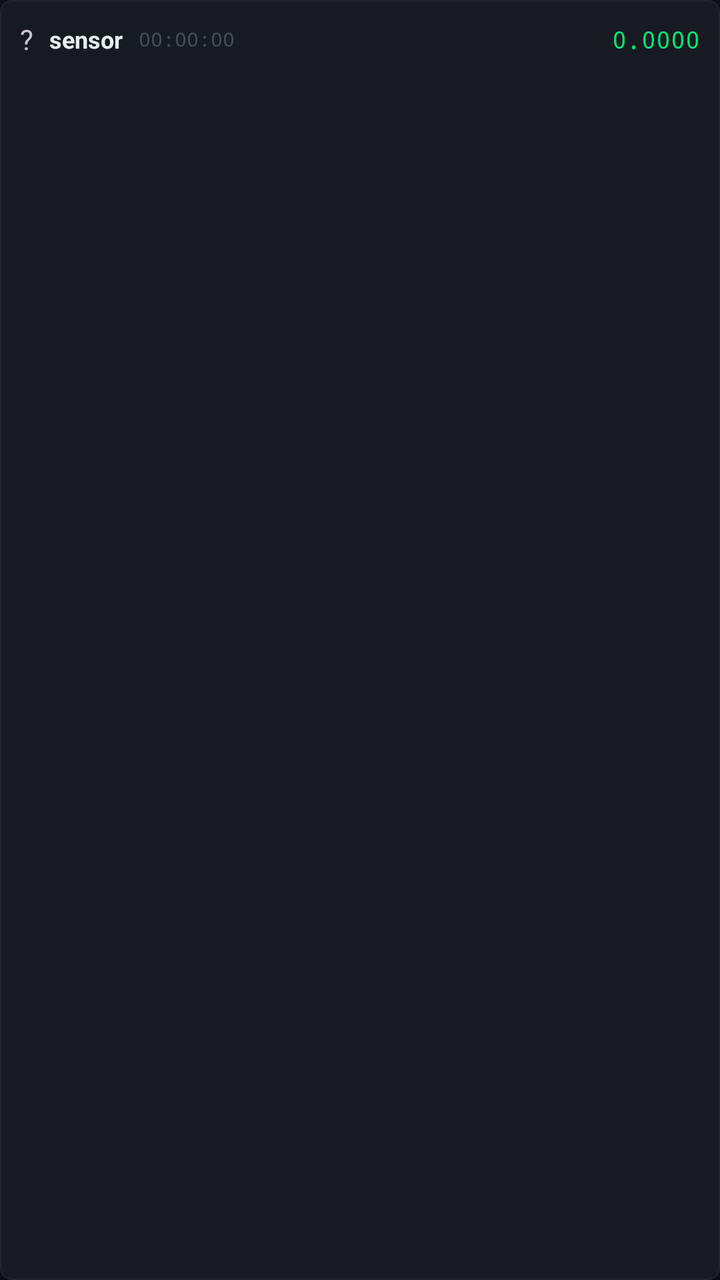
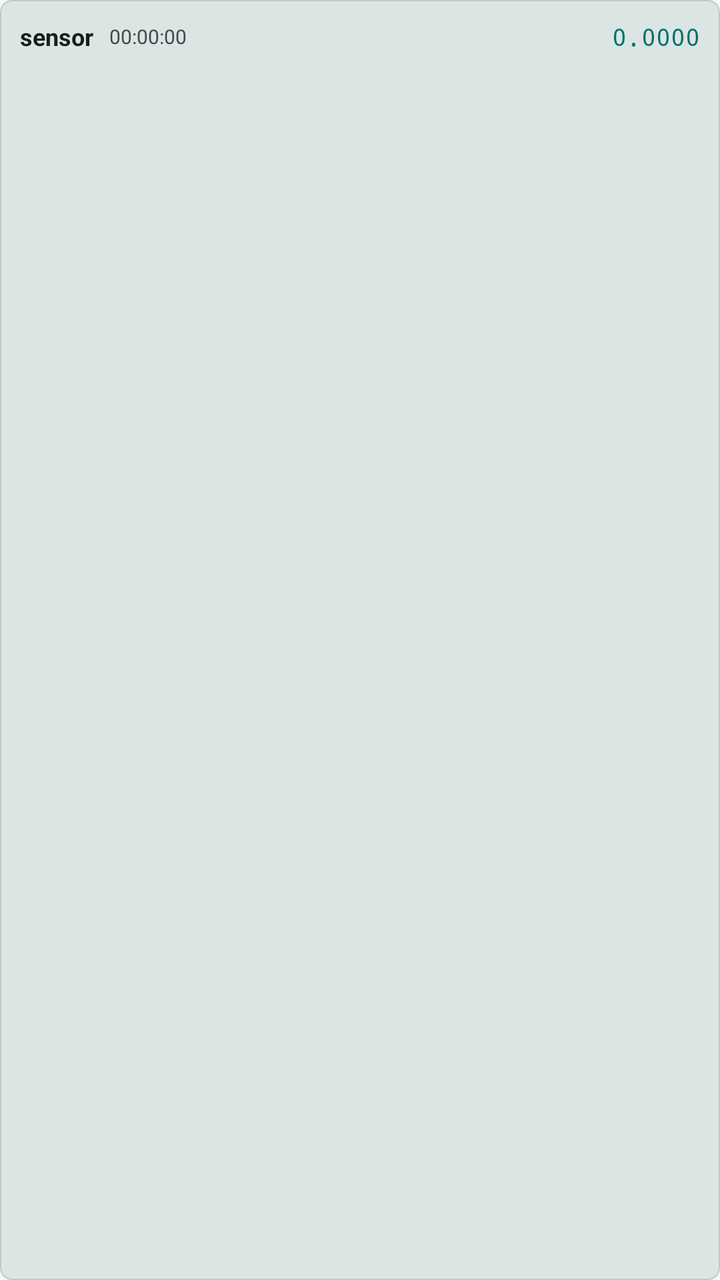

An Android layout rendered at two revisions. The XML below is the earlier revision; the diff shows what the commit changed to produce the second picture.
<!-- AndroidManifest.xml: application theme Theme.TRACE -->
<!-- res/layout/item_sensor_log.xml -->
<?xml version="1.0" encoding="utf-8"?>
<com.google.android.material.card.MaterialCardView
    xmlns:android="http://schemas.android.com/apk/res/android"
    xmlns:app="http://schemas.android.com/apk/res-auto"
    android:layout_width="match_parent"
    android:layout_height="wrap_content"
    android:layout_marginStart="12dp"
    android:layout_marginEnd="12dp"
    android:layout_marginTop="2dp"
    android:layout_marginBottom="2dp"
    app:cardBackgroundColor="?attr/colorSurfaceVariant"
    app:cardCornerRadius="6dp"
    app:cardElevation="1dp"
    app:strokeColor="?attr/colorOutlineVariant"
    app:strokeWidth="0.5dp">

    <LinearLayout
        android:layout_width="match_parent"
        android:layout_height="wrap_content"
        android:orientation="horizontal"
        android:padding="10dp"
        android:gravity="center_vertical">

        
        <TextView
            android:id="@+id/tvIcon"
            android:layout_width="wrap_content"
            android:layout_height="wrap_content"
            android:textSize="14sp"
            android:layout_marginEnd="8dp"
            android:text="?" />

        
        <LinearLayout
            android:layout_width="0dp"
            android:layout_height="wrap_content"
            android:layout_weight="1"
            android:orientation="vertical">

            <LinearLayout
                android:layout_width="match_parent"
                android:layout_height="wrap_content"
                android:orientation="horizontal"
                android:gravity="center_vertical">

                <TextView
                    android:id="@+id/tvSource"
                    android:layout_width="wrap_content"
                    android:layout_height="wrap_content"
                    android:textColor="?attr/colorOnSurface"
                    android:textSize="12sp"
                    android:textStyle="bold"
                    android:text="sensor" />

                <TextView
                    android:id="@+id/tvTimestamp"
                    android:layout_width="wrap_content"
                    android:layout_height="wrap_content"
                    android:textColor="@color/trace_text_hint"
                    android:textSize="10sp"
                    android:fontFamily="monospace"
                    android:layout_marginStart="8dp"
                    android:text="00:00:00" />

            </LinearLayout>

        </LinearLayout>

        
        <TextView
            android:id="@+id/tvValue"
            android:layout_width="wrap_content"
            android:layout_height="wrap_content"
            android:textColor="?attr/colorPrimary"
            android:textSize="12sp"
            android:fontFamily="monospace"
            android:text="0.0000" />

    </LinearLayout>

</com.google.android.material.card.MaterialCardView>
<!-- resources referenced by this layout -->
<resources>
  <color name="trace_text_hint">#484F58</color>
  <style name="Theme.TRACE" parent="Theme.Material3.Dark.NoActionBar">
  
          
          <item name="colorPrimary">@color/trace_primary</item>
          <item name="colorOnPrimary">@color/trace_on_primary</item>
          <item name="colorPrimaryContainer">@color/trace_primary_container</item>
          <item name="colorOnPrimaryContainer">@color/trace_on_primary_container</item>
          <item name="colorSecondary">@color/trace_secondary</item>
          <item name="colorOnSecondary">@color/trace_on_secondary</item>
          <item name="colorSecondaryContainer">@color/trace_secondary_container</item>
          <item name="colorOnSecondaryContainer">@color/trace_on_secondary_container</item>
          <item name="colorTertiary">@color/trace_tertiary</item>
          <item name="colorOnTertiary">@color/trace_on_tertiary</item>
          <item name="colorTertiaryContainer">@color/trace_tertiary_container</item>
          <item name="colorOnTertiaryContainer">@color/trace_on_tertiary_container</item>
          <item name="colorError">@color/trace_error</item>
          <item name="colorOnError">@color/trace_on_error</item>
          <item name="colorErrorContainer">@color/trace_error_container</item>
          <item name="colorOnErrorContainer">@color/trace_on_error_container</item>
  
          
          <item name="colorSurface">@color/trace_surface</item>
          <item name="colorOnSurface">@color/trace_on_surface</item>
          <item name="colorSurfaceVariant">@color/trace_surface_variant</item>
          <item name="colorOnSurfaceVariant">@color/trace_on_surface_variant</item>
          <item name="colorSurfaceInverse">@color/trace_inverse_surface</item>
          <item name="colorOnSurfaceInverse">@color/trace_inverse_on_surface</item>
          <item name="colorPrimaryInverse">@color/trace_inverse_primary</item>
          <item name="colorOutline">@color/trace_outline</item>
          <item name="colorOutlineVariant">@color/trace_outline_variant</item>
          <item name="colorOnBackground">@color/trace_on_surface</item>
          <item name="android:colorBackground">@color/trace_surface</item>
          <item name="android:windowBackground">@color/trace_surface</item>
          <item name="android:statusBarColor">@color/trace_surface</item>
          <item name="android:navigationBarColor">@color/trace_surface</item>
      </style>
  <color name="trace_primary">#00E676</color>
  <color name="trace_on_primary">#000000</color>
  <color name="trace_primary_container">#00401F</color>
  <color name="trace_on_primary_container">#6CFFA5</color>
  <color name="trace_secondary">#58A6FF</color>
  <color name="trace_on_secondary">#001B33</color>
  <color name="trace_secondary_container">#12314C</color>
  <color name="trace_on_secondary_container">#CFE4FF</color>
  <color name="trace_tertiary">#FFD600</color>
  <color name="trace_on_tertiary">#2A2100</color>
  <color name="trace_tertiary_container">#4A3D00</color>
  <color name="trace_on_tertiary_container">#FFE680</color>
  <color name="trace_error">#F85149</color>
  <color name="trace_on_error">#000000</color>
  <color name="trace_error_container">#7A1D19</color>
  <color name="trace_on_error_container">#FFDAD6</color>
  <color name="trace_surface">#0D1117</color>
  <color name="trace_on_surface">#E6EDF3</color>
  <color name="trace_surface_variant">#161B22</color>
  <color name="trace_on_surface_variant">#8B949E</color>
  <color name="trace_inverse_surface">#E6EDF3</color>
  <color name="trace_inverse_on_surface">#161B22</color>
  <color name="trace_inverse_primary">#00C853</color>
  <color name="trace_outline">#30363D</color>
  <color name="trace_outline_variant">#21262D</color>
</resources>

<!-- the commit's change to res/layout/item_sensor_log.xml (unified diff, before → after) -->
@@ -10,7 +10,7 @@
     android:layout_marginBottom="2dp"
     app:cardBackgroundColor="?attr/colorSurfaceVariant"
     app:cardCornerRadius="6dp"
-    app:cardElevation="1dp"
+    app:cardElevation="0dp"
     app:strokeColor="?attr/colorOutlineVariant"
     app:strokeWidth="0.5dp">
 
@@ -28,7 +28,7 @@
             android:layout_height="wrap_content"
             android:textSize="14sp"
             android:layout_marginEnd="8dp"
-            android:text="?" />
+            android:visibility="gone" />
 
         
         <LinearLayout
@@ -56,9 +56,8 @@
                     android:id="@+id/tvTimestamp"
                     android:layout_width="wrap_content"
                     android:layout_height="wrap_content"
-                    android:textColor="@color/trace_text_hint"
+                    android:textColor="?attr/colorOnSurfaceVariant"
                     android:textSize="10sp"
-                    android:fontFamily="monospace"
                     android:layout_marginStart="8dp"
                     android:text="00:00:00" />
 
<!-- resource entries referenced after the edit -->
@@ -1,66 +1,62 @@
 <!-- resources referenced by this layout -->
 <resources>
-  <color name="trace_text_hint">#484F58</color>
-  <style name="Theme.TRACE" parent="Theme.Material3.Dark.NoActionBar">
-  
+  <style name="Theme.TRACE" parent="Theme.Material3.DayNight.NoActionBar">
           
-          <item name="colorPrimary">@color/trace_primary</item>
-          <item name="colorOnPrimary">@color/trace_on_primary</item>
-          <item name="colorPrimaryContainer">@color/trace_primary_container</item>
-          <item name="colorOnPrimaryContainer">@color/trace_on_primary_container</item>
-          <item name="colorSecondary">@color/trace_secondary</item>
-          <item name="colorOnSecondary">@color/trace_on_secondary</item>
-          <item name="colorSecondaryContainer">@color/trace_secondary_container</item>
-          <item name="colorOnSecondaryContainer">@color/trace_on_secondary_container</item>
-          <item name="colorTertiary">@color/trace_tertiary</item>
-          <item name="colorOnTertiary">@color/trace_on_tertiary</item>
-          <item name="colorTertiaryContainer">@color/trace_tertiary_container</item>
-          <item name="colorOnTertiaryContainer">@color/trace_on_tertiary_container</item>
-          <item name="colorError">@color/trace_error</item>
-          <item name="colorOnError">@color/trace_on_error</item>
-          <item name="colorErrorContainer">@color/trace_error_container</item>
-          <item name="colorOnErrorContainer">@color/trace_on_error_container</item>
-  
-          
-          <item name="colorSurface">@color/trace_surface</item>
-          <item name="colorOnSurface">@color/trace_on_surface</item>
-          <item name="colorSurfaceVariant">@color/trace_surface_variant</item>
-          <item name="colorOnSurfaceVariant">@color/trace_on_surface_variant</item>
-          <item name="colorSurfaceInverse">@color/trace_inverse_surface</item>
-          <item name="colorOnSurfaceInverse">@color/trace_inverse_on_surface</item>
-          <item name="colorPrimaryInverse">@color/trace_inverse_primary</item>
-          <item name="colorOutline">@color/trace_outline</item>
-          <item name="colorOutlineVariant">@color/trace_outline_variant</item>
-          <item name="colorOnBackground">@color/trace_on_surface</item>
-          <item name="android:colorBackground">@color/trace_surface</item>
-          <item name="android:windowBackground">@color/trace_surface</item>
-          <item name="android:statusBarColor">@color/trace_surface</item>
-          <item name="android:navigationBarColor">@color/trace_surface</item>
+          <item name="colorPrimary">@color/light_primary</item>
+          <item name="colorOnPrimary">@color/light_on_primary</item>
+          <item name="colorPrimaryContainer">@color/light_primary_container</item>
+          <item name="colorOnPrimaryContainer">@color/light_on_primary_container</item>
+          <item name="colorSecondary">@color/light_secondary</item>
+          <item name="colorOnSecondary">@color/light_on_secondary</item>
+          <item name="colorSecondaryContainer">@color/light_secondary_container</item>
+          <item name="colorOnSecondaryContainer">@color/light_on_secondary_container</item>
+          <item name="colorTertiary">@color/light_tertiary</item>
+          <item name="colorOnTertiary">@color/light_on_tertiary</item>
+          <item name="colorTertiaryContainer">@color/light_tertiary_container</item>
+          <item name="colorOnTertiaryContainer">@color/light_on_tertiary_container</item>
+          <item name="colorError">@color/light_error</item>
+          <item name="colorOnError">@color/light_on_error</item>
+          <item name="colorErrorContainer">@color/light_error_container</item>
+          <item name="colorOnErrorContainer">@color/light_on_error_container</item>
+          <item name="colorSurface">@color/light_surface</item>
+          <item name="colorOnSurface">@color/light_on_surface</item>
+          <item name="colorSurfaceVariant">@color/light_surface_variant</item>
+          <item name="colorOnSurfaceVariant">@color/light_on_surface_variant</item>
+          <item name="colorSurfaceInverse">@color/light_inverse_surface</item>
+          <item name="colorOnSurfaceInverse">@color/light_inverse_on_surface</item>
+          <item name="colorPrimaryInverse">@color/light_inverse_primary</item>
+          <item name="colorOutline">@color/light_outline</item>
+          <item name="colorOutlineVariant">@color/light_outline_variant</item>
+          <item name="android:colorBackground">@color/light_surface</item>
+          <item name="android:windowBackground">@color/light_surface</item>
+          <item name="android:statusBarColor">@color/light_surface_container</item>
+          <item name="android:navigationBarColor">@color/light_surface_container</item>
       </style>
-  <color name="trace_primary">#00E676</color>
-  <color name="trace_on_primary">#000000</color>
-  <color name="trace_primary_container">#00401F</color>
-  <color name="trace_on_primary_container">#6CFFA5</color>
-  <color name="trace_secondary">#58A6FF</color>
-  <color name="trace_on_secondary">#001B33</color>
-  <color name="trace_secondary_container">#12314C</color>
-  <color name="trace_on_secondary_container">#CFE4FF</color>
-  <color name="trace_tertiary">#FFD600</color>
-  <color name="trace_on_tertiary">#2A2100</color>
-  <color name="trace_tertiary_container">#4A3D00</color>
-  <color name="trace_on_tertiary_container">#FFE680</color>
-  <color name="trace_error">#F85149</color>
-  <color name="trace_on_error">#000000</color>
-  <color name="trace_error_container">#7A1D19</color>
-  <color name="trace_on_error_container">#FFDAD6</color>
-  <color name="trace_surface">#0D1117</color>
-  <color name="trace_on_surface">#E6EDF3</color>
-  <color name="trace_surface_variant">#161B22</color>
-  <color name="trace_on_surface_variant">#8B949E</color>
-  <color name="trace_inverse_surface">#E6EDF3</color>
-  <color name="trace_inverse_on_surface">#161B22</color>
-  <color name="trace_inverse_primary">#00C853</color>
-  <color name="trace_outline">#30363D</color>
-  <color name="trace_outline_variant">#21262D</color>
+  <color name="light_primary">#006D6D</color>
+  <color name="light_on_primary">#FFFFFF</color>
+  <color name="light_primary_container">#6FF7F6</color>
+  <color name="light_on_primary_container">#002020</color>
+  <color name="light_secondary">#4A6363</color>
+  <color name="light_on_secondary">#FFFFFF</color>
+  <color name="light_secondary_container">#CCE8E8</color>
+  <color name="light_on_secondary_container">#051F1F</color>
+  <color name="light_tertiary">#4D5F71</color>
+  <color name="light_on_tertiary">#FFFFFF</color>
+  <color name="light_tertiary_container">#D1E4F9</color>
+  <color name="light_on_tertiary_container">#081C2B</color>
+  <color name="light_error">#BA1A1A</color>
+  <color name="light_on_error">#FFFFFF</color>
+  <color name="light_error_container">#FFDAD6</color>
+  <color name="light_on_error_container">#410002</color>
+  <color name="light_surface">#F5FAF9</color>
+  <color name="light_on_surface">#191C1C</color>
+  <color name="light_surface_variant">#DAE5E4</color>
+  <color name="light_on_surface_variant">#3F4948</color>
+  <color name="light_inverse_surface">#2D3131</color>
+  <color name="light_inverse_on_surface">#EFF4F3</color>
+  <color name="light_inverse_primary">#4FDADA</color>
+  <color name="light_outline">#6F7979</color>
+  <color name="light_outline_variant">#BEC9C8</color>
+  <color name="light_surface_container">#E9EFEE</color>
 </resources>
 
